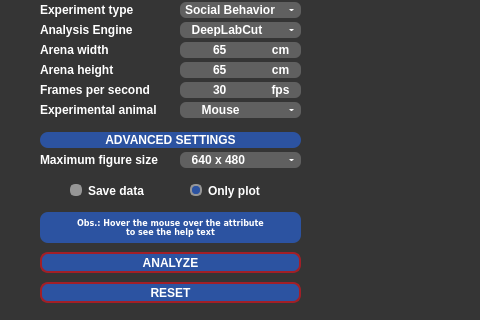
The window that behavython_gui.ui (mrdrzit/behavython) describes before a commit, drawn with Qt 5; both pictures show x 0 to 480 and y 168 to 488 of the 1280 by 720 pixel window.
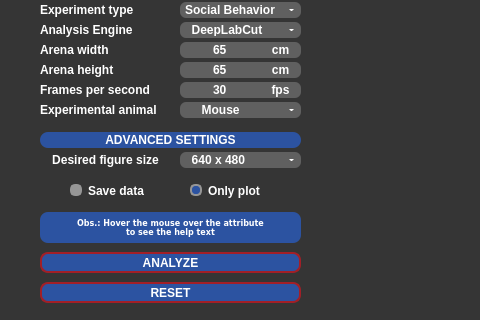
The same window after the commit. Icons and pictures are not drawn. Custom widgets are drawn as their Qt base class.

Commit message: Plotting and saving the two essencial figures

The edit to the form file:
```diff
--- a/behavython_gui.ui
+++ b/behavython_gui.ui
@@ -560,10 +560,10 @@
       <string notr="true">QLabel{color:#FFFFFF;font:7pt&quot;DejaVu Sans&quot;;font-weight:bold;}</string>
      </property>
      <property name="text">
-      <string notr="true">Maximum figure size</string>
+      <string notr="true">Desired figure size</string>
      </property>
      <property name="alignment">
-      <set>Qt::AlignLeading|Qt::AlignLeft|Qt::AlignVCenter</set>
+      <set>Qt::AlignCenter</set>
      </property>
     </widget>
     <widget class="QComboBox" name="fig_max_size">
```
The commit also changes 3 other files.
